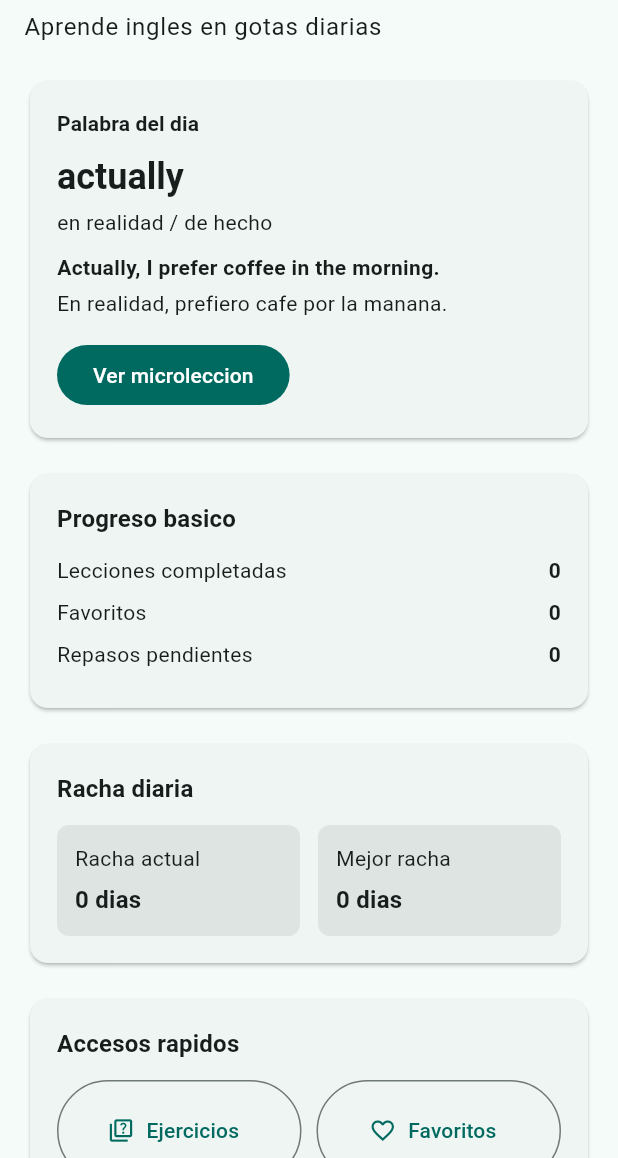
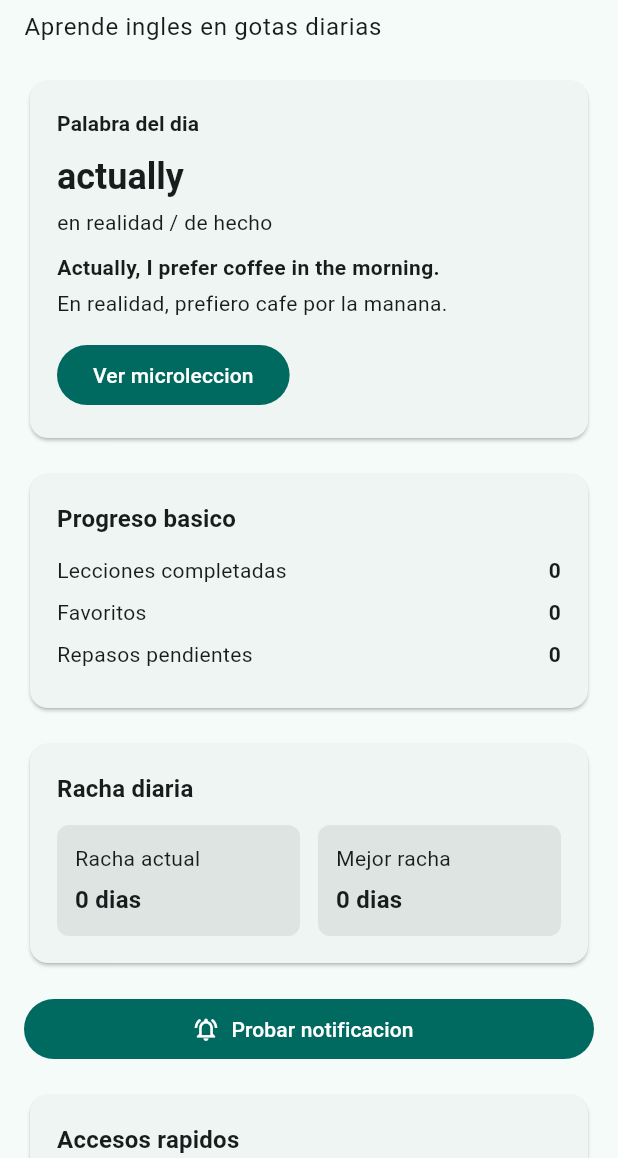
Before and after one commit to jematti/English_daily, a Flutter app: the screen it shows after launch, on a phone screen of 412 x 824 dp, the part 78-1236 px from its top. Run offline on Flutter 3.47's test engine with Material 3 defaults, Android fonts, the light colour scheme and no system bars; our stand-ins replace flutter_local_notifications.

Commit message:
Fase 7: configurar notificaciones locales

```diff
--- a/lib/features/dashboard/screens/dashboard_screen.dart
+++ b/lib/features/dashboard/screens/dashboard_screen.dart
@@ -4,6 +4,7 @@ import 'package:english_drops_daily/features/dashboard/widgets/progress_summary_
 import 'package:english_drops_daily/features/dashboard/widgets/quick_actions_grid.dart';
 import 'package:english_drops_daily/features/dashboard/widgets/streak_card.dart';
 import 'package:english_drops_daily/features/word_of_day/screens/word_of_day_screen.dart';
+import 'package:english_drops_daily/services/notifications/notification_service.dart';
 import 'package:flutter/material.dart';
 
 class DashboardScreen extends StatefulWidget {
@@ -57,12 +58,38 @@ class _DashboardScreenState extends State<DashboardScreen> {
                   const SizedBox(height: 16),
                   const StreakCard(),
                   const SizedBox(height: 16),
+                  _NotificationTestButton(),
+                  const SizedBox(height: 16),
                   const QuickActionsGrid(),
                 ],
               ),
             );
           },
         ),
+      ),
+    );
+  }
+}
+
+class _NotificationTestButton extends StatelessWidget {
+  @override
+  Widget build(BuildContext context) {
+    return SizedBox(
+      width: double.infinity,
+      child: FilledButton.icon(
+        onPressed: () async {
+          await NotificationService.instance.showTestNotification();
+
+          if (!context.mounted) {
+            return;
+          }
+
+          ScaffoldMessenger.of(
+            context,
+          ).showSnackBar(const SnackBar(content: Text('Notificacion enviada')));
+        },
+        icon: const Icon(Icons.notifications_active_outlined),
+        label: const Text('Probar notificacion'),
       ),
     );
   }
--- /dev/null
+++ b/lib/services/notifications/notification_service.dart
@@ -0,0 +1,74 @@
+import 'package:flutter/foundation.dart';
+import 'package:flutter_local_notifications/flutter_local_notifications.dart';
+
+class NotificationService {
+  NotificationService._();
+
+  static final NotificationService instance = NotificationService._();
+
+  final FlutterLocalNotificationsPlugin _notifications =
+      FlutterLocalNotificationsPlugin();
+
+  static const String _channelId = 'daily_word_channel';
+  static const String _channelName = 'Daily word reminders';
+  static const String _channelDescription =
+      'Daily reminders to study English Drops Daily.';
+  static const String _notificationTitle = 'English Drops Daily';
+  static const String _notificationBody =
+      'Tu gota de ingles del dia te espera.';
+
+  static const NotificationDetails _notificationDetails = NotificationDetails(
+    android: AndroidNotificationDetails(
+      _channelId,
+      _channelName,
+      channelDescription: _channelDescription,
+      importance: Importance.high,
+      priority: Priority.high,
+    ),
+  );
+
+  Future<void> init() async {
+    if (kIsWeb) {
+      return;
+    }
+
+    const androidSettings = AndroidInitializationSettings(
+      '@mipmap/ic_launcher',
+    );
+    const initializationSettings = InitializationSettings(
+      android: androidSettings,
+    );
+
+    await _notifications.initialize(settings: initializationSettings);
+    await _requestAndroidNotificationPermission();
+  }
+
+  Future<void> showTestNotification() async {
+    await _notifications.show(
+      id: 1,
+      title: _notificationTitle,
+      body: _notificationBody,
+      notificationDetails: _notificationDetails,
+    );
+  }
+
+  Future<void> scheduleDailyReminder() async {
+    await _notifications.periodicallyShow(
+      id: 2,
+      title: _notificationTitle,
+      body: _notificationBody,
+      repeatInterval: RepeatInterval.daily,
+      notificationDetails: _notificationDetails,
+      androidScheduleMode: AndroidScheduleMode.inexactAllowWhileIdle,
+    );
+  }
+
+  Future<void> _requestAndroidNotificationPermission() async {
+    final androidImplementation = _notifications
+        .resolvePlatformSpecificImplementation<
+          AndroidFlutterLocalNotificationsPlugin
+        >();
+
+    await androidImplementation?.requestNotificationsPermission();
+  }
+}
--- a/pubspec.yaml
+++ b/pubspec.yaml
@@ -34,6 +34,7 @@ dependencies:
   # The following adds the Cupertino Icons font to your application.
   # Use with the CupertinoIcons class for iOS style icons.
   cupertino_icons: ^1.0.8
+  flutter_local_notifications: ^22.0.0
 
 dev_dependencies:
   flutter_test:
```
Also changed, not shown: lib/main.dart (+6 -1 lines), pubspec.lock, 4 other files.
